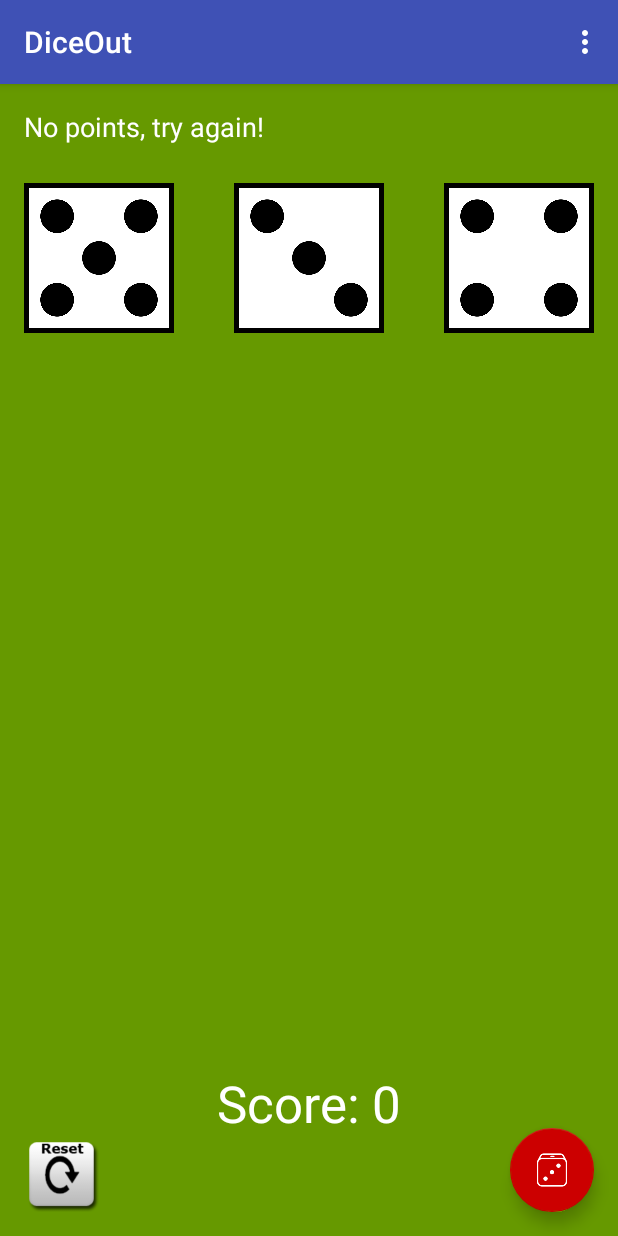
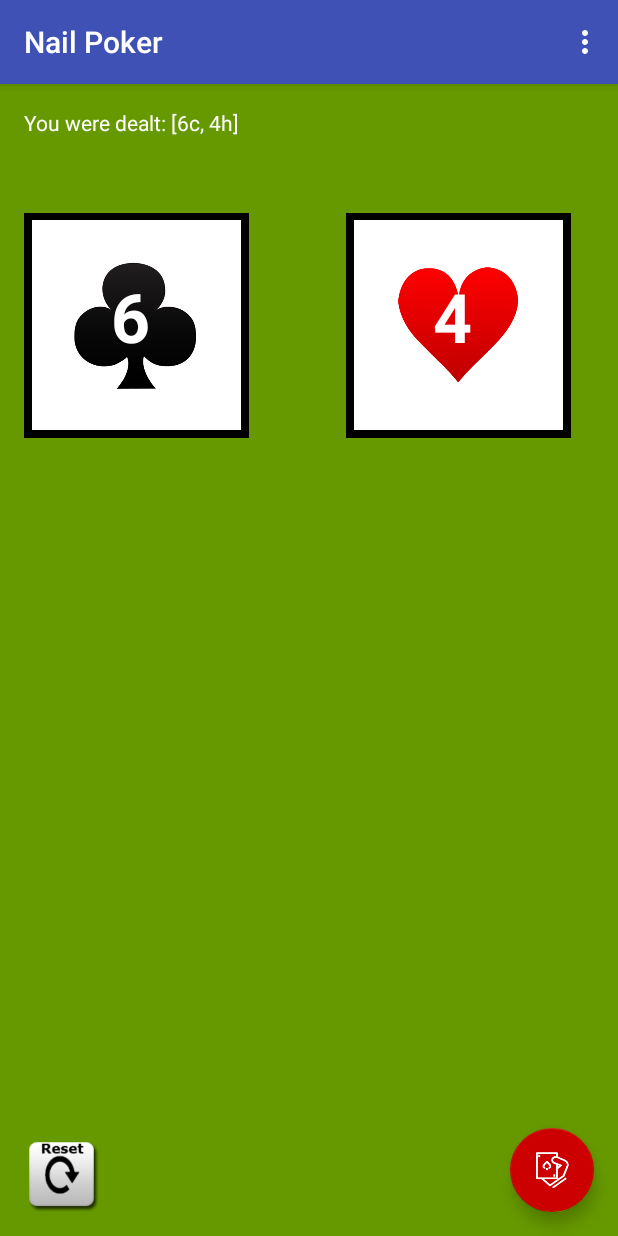
Before and after one commit to TheDeliBard/Nail_Poker, an Android app: the screen it shows after launch (MainActivity), after a tap on an icon or button, on a phone screen of 412 x 824 dp. Run offline under Robolectric (Android 15) with nearby library versions, the phone set to English and light mode, and no system bars; 1 other tap on this screen came first.

Commit message:
transition to poker

```diff
--- a/app/src/main/java/com/example/diceout/MainActivity.java
+++ b/app/src/main/java/com/example/diceout/MainActivity.java
@@ -18,12 +18,113 @@ import java.io.IOException;
 import java.io.InputStream;
 import java.util.ArrayList;
 import java.util.Random;
+import java.util.StringTokenizer;
+
+class pokerCard {
+     // basic class for a poker card
+     // value is 2-14 (14=ace, 13=king, 12=queen, 11=jack
+     private int val;
+     private int suit;
+    String[] valStr  = {"2","3","4","5","6","7","8","9","10","J","Q","K","A"};
+    String[] suitStr = {"c","s","h","d"};
+
+     public int getSuit() {
+         return suit;
+     }
+
+    public String getSuitStr() {
+        return(suitStr[suit-1]);
+    }
+    public String getValStr() {
+        return(valStr[val-2]);
+    }
+     public int getVal() {
+         return val;
+     }
+
+     public void setSuit(int suit) {
+         this.suit = suit;
+     }
+
+     public void setVal(int val) {
+         this.val = val;
+     }
+    public String toString()
+    {
+        return(valStr[val-2]+suitStr[suit-1]);
+    }
+ }
+class pokerHand{
+    private ArrayList<pokerCard> hand;
+
+    public pokerHand(pokerDeck d)
+    {
+        hand=new ArrayList<pokerCard>();
+        hand.add(d.getCard());
+        hand.add(d.getCard());
+    }
+
+    public ArrayList<pokerCard> getHand() {
+        return hand;
+    }
+
+    public String toString()
+    {
+        return(hand.get(0).toString()+" "+hand.get(1).toString());
+    }
+}
+
+class pokerDeck{
+    private ArrayList<pokerCard> deck;
+    public pokerDeck()
+    {
+        deck = new ArrayList<pokerCard>();
+        // create cards and put them in deck
+        for(int i=2; i<=14;i++)
+        {
+            for(int j=1; j<=4; j++)
+            {
+               pokerCard tmpCard=new pokerCard();
+                tmpCard.setVal(i);
+                tmpCard.setSuit(j);
+                deck.add(tmpCard);
+            }
+        }
+    }
+
+    public pokerCard getCard()
+    {
+        // get length of deck and generate random int
+        int deckSize = this.deck.size();
+        Random rand = new Random();
+        int cardInd = rand.nextInt(deckSize);
+
+        // get card in random position and remove it from deck
+        pokerCard tmpCard = this.deck.get(cardInd);
+        this.deck.remove(cardInd);
+
+        // return card
+        return(tmpCard);
+    }
+}
 
 public class MainActivity extends AppCompatActivity {
+
+    //poker decks
+    pokerDeck masterDeck;
+    pokerDeck currentDeck;
+
+    // poker hands, indices are players
+    ArrayList<pokerHand> handList;
+
+    //number of players
+    int numPlayers;
 
     // Field to hold the roll result text
     TextView rollResult;
     TextView scoreText;
+    TextView card1Text;
+    TextView card2Text;
 
     //field for reset button
     Button resetButton;
@@ -47,7 +148,7 @@ public class MainActivity extends AppCompatActivity {
 
 
     // make array list for them
-    ArrayList<ImageView> diceImageViews;
+    ArrayList<ImageView> cardImageViews;
 
     @Override
     // activates when activity runs
@@ -89,17 +190,82 @@ public class MainActivity extends AppCompatActivity {
         // create array list container for dice
         dice = new ArrayList<Integer>();
 
-        ImageView die1Image = (ImageView)findViewById(R.id.die1Image);
-        ImageView die2Image = (ImageView)findViewById(R.id.die2Image);
-        ImageView die3Image = (ImageView)findViewById(R.id.die3Image);
+        ImageView card1Image = (ImageView)findViewById(R.id.card1Image);
+        ImageView card2Image = (ImageView)findViewById(R.id.card2Image);
+        //ImageView die3Image = (ImageView)findViewById(R.id.die3Image);
 
-        diceImageViews = new ArrayList<ImageView>();
-        diceImageViews.add(die1Image);
-        diceImageViews.add(die2Image);
-        diceImageViews.add(die3Image);
+        cardImageViews = new ArrayList<ImageView>();
+        cardImageViews.add(card1Image);
+        cardImageViews.add(card2Image);
+        //diceImageViews.add(die3Image);
 
         // create greeting
         Toast.makeText(getApplicationContext(),"Welcome to DiceOut!",Toast.LENGTH_SHORT).show();
+
+        /// poker stuff here
+        masterDeck=new pokerDeck();
+        currentDeck=masterDeck;
+
+        card1Text = (TextView)findViewById(R.id.card1Text);
+        card2Text = (TextView)findViewById(R.id.card2Text);
+
+        handList = new ArrayList<pokerHand>();
+
+        // set number of players
+        numPlayers = 1;
+
+
+    }
+
+    public void getHands()
+    {
+        // for each player, create a new hand
+        for(int i=0; i<numPlayers;i++)
+        {
+            pokerHand tmpHand=new pokerHand(currentDeck);
+            handList.add(tmpHand);
+
+        }
+
+    }
+
+    public void displayHand(int playerID)
+    {
+        for(int j=0;j<2;j++)
+        {
+            String tmpSuit = handList.get(playerID).getHand().get(j).getSuitStr();
+            String tmpVal = handList.get(playerID).getHand().get(j).getValStr();
+            String fname =  tmpSuit + ".png";
+            if(j==0)
+            {
+                card1Text.setText(tmpVal);
+            }
+            else if(j==1)
+            {
+                card2Text.setText(tmpVal);
+            }
+            try
+            {
+                InputStream stream = getAssets().open(fname);
+                Drawable d = Drawable.createFromStream(stream,null);
+                cardImageViews.get(j).setImageDrawable(d);
+            }
+            catch(IOException e)
+            {
+                e.printStackTrace();
+            }
+
+        }
+    }
+
+    public void shuffleDeck()
+    {
+        // set the currentDeck to fresh deck
+        currentDeck=new pokerDeck();
+
+
+        // clear the player hands
+        handList.clear();
     }
 
     public void rollDice(View v)
@@ -108,7 +274,7 @@ public class MainActivity extends AppCompatActivity {
        rollResult.setText("Clicked "+numClicks+" Times!"); */
 
         // 0 - 6 + 1
-        die1 = rand.nextInt(6)+1;
+        /* die1 = rand.nextInt(6)+1;
         die2 = rand.nextInt(6)+1;
         die3 = rand.nextInt(6)+1;
 
@@ -116,9 +282,9 @@ public class MainActivity extends AppCompatActivity {
         dice.clear();
         dice.add(die1);
         dice.add(die2);
-        dice.add(die3);
+        dice.add(die3); */
 
-        for (int dieOfSet = 0; dieOfSet < 3; dieOfSet++)
+       /* for (int dieOfSet = 0; dieOfSet < 3; dieOfSet++)
         {
             String fname = "die_" + dice.get(dieOfSet) + ".png";
             try
@@ -131,14 +297,14 @@ public class MainActivity extends AppCompatActivity {
             {
                 e.printStackTrace();
             }
-        }
+        } */
 
         // general rules
         // 100 * value of triples
         // 50 for doubles
         // build message
         String msg;
-        scoreDelta =0;
+     /*   scoreDelta =0;
         if (die1 == die2 && die1 == die3)
         {
             // trips
@@ -154,14 +320,25 @@ public class MainActivity extends AppCompatActivity {
         {
             msg = "No points, try again!";
         }
+        */
 
-        //update app to display result
-        rollResult.setText(msg);
-        score = score + scoreDelta;
-        scoreText.setText("Score: "+score);
+       // score = score + scoreDelta;
+       // scoreText.setText("Score: "+score);
 /*
         String randomValue = "Number Generated: " + num;
         Toast.makeText(getApplicationContext(),randomValue,Toast.LENGTH_SHORT).show(); */
+
+
+        // poker stuff here
+        // generate hands, print hand, shuffle
+        getHands();
+        displayHand(0);
+        msg = "You were dealt: " + handList.get(0).getHand().toString();
+        //update app to display result
+        rollResult.setText(msg);
+       // scoreText.setText(handList.get(0).toString());
+
+        shuffleDeck();
 
     }
 
@@ -169,11 +346,11 @@ public class MainActivity extends AppCompatActivity {
     {
         // set score to 0
         score = 0;
-        scoreText.setText("Score: 0");
+        scoreText.setText("");
         rollResult.setText("Let's Play!");
 
         // get initial dice state
-        String fname = "die_1.png";
+       /* String fname = "die_1.png";
         try {
             InputStream stream = getAssets().open(fname);
 
@@ -183,7 +360,36 @@ public class MainActivity extends AppCompatActivity {
             diceImageViews.get(1).setImageDrawable(d);
             diceImageViews.get(2).setImageDrawable(d);
         }
-        catch(IOException e){e.printStackTrace();}
+        catch(IOException e){e.printStackTrace();} */
+
+        for(int j=0;j<2;j++)
+        {
+            String tmpSuit = "d";
+            String tmpVal = "A";
+            String fname =  tmpSuit + ".png";
+            if(j==0)
+            {
+                card1Text.setText(tmpVal);
+            }
+            else if(j==1)
+            {
+                card2Text.setText(tmpVal);
+            }
+            try
+            {
+                InputStream stream = getAssets().open(fname);
+                Drawable d = Drawable.createFromStream(stream,null);
+                cardImageViews.get(j).setImageDrawable(d);
+            }
+            catch(IOException e)
+            {
+                e.printStackTrace();
+            }
+
+        }
+
+        // poker stuff
+        shuffleDeck();
 
     }
     @Override
--- a/app/src/main/res/layout/activity_main.xml
+++ b/app/src/main/res/layout/activity_main.xml
@@ -29,7 +29,7 @@
         android:layout_height="wrap_content"
         android:layout_gravity="bottom|end"
         android:layout_margin="@dimen/fab_margin"
-        app:srcCompat="@drawable/dice_100px"
+        app:srcCompat="@drawable/hand_100px"
         app:backgroundTint="@android:color/holo_red_dark" />
 
 </android.support.design.widget.CoordinatorLayout>
--- a/app/src/main/res/layout/content_main.xml
+++ b/app/src/main/res/layout/content_main.xml
@@ -17,39 +17,22 @@
     <TextView
         android:layout_width="wrap_content"
         android:layout_height="wrap_content"
-        android:text="Let's Play!"
+        android:text="@string/letsPlay"
         android:id="@+id/rollResult"
         android:textAppearance="@style/TextAppearance.AppCompat"
         android:textColor="@android:color/white"
-        android:textSize="18sp" />
+        android:textSize="14sp" />
 
     <ImageView
-        android:layout_width="100dp"
-        android:layout_height="100dp"
-        android:id="@+id/die1Image"
+        android:layout_width="150dp"
+        android:layout_height="200dp"
+        android:id="@+id/card1Image"
         android:layout_below="@id/rollResult"
         android:layout_marginTop="25dp"
         android:layout_alignParentLeft="true"
-        android:src="@drawable/die_1"
+        android:src="@drawable/d"
         />
-    <ImageView
-        android:layout_width="100dp"
-        android:layout_height="100dp"
-        android:id="@+id/die2Image"
-        android:layout_below="@id/rollResult"
-        android:layout_marginTop="25dp"
-        android:layout_centerHorizontal="true"
-        android:src="@drawable/die_1"
-        />
-    <ImageView
-        android:layout_width="100dp"
-        android:layout_height="100dp"
-        android:id="@+id/die3Image"
-        android:layout_below="@id/rollResult"
-        android:layout_marginTop="25dp"
-        android:layout_alignParentRight="true"
-        android:src="@drawable/die_1"
-        />
+
     <TextView
         android:id="@+id/scoreText"
         android:layout_width="wrap_content"
@@ -57,7 +40,7 @@
         android:layout_alignParentBottom="true"
         android:layout_centerHorizontal="true"
         android:layout_marginBottom="50dp"
-        android:text="Score: 0"
+        android:text=""
         android:textAppearance="@style/TextAppearance.AppCompat.Display1"
         android:textColor="@android:color/white" />
 
@@ -73,4 +56,39 @@
         android:background="@drawable/reset"
         tools:elevation="9dp" />
 
+    <ImageView
+        android:layout_width="150dp"
+        android:layout_height="200dp"
+        android:id="@+id/card2Image"
+        android:src="@drawable/d"
+        android:layout_alignTop="@+id/card1Image"
+        android:layout_alignParentRight="true"
+        android:layout_alignParentEnd="true"
+        android:layout_marginRight="15dp"
+        android:layout_marginEnd="15dp" />
+
+    <TextView
+        android:id="@+id/card1Text"
+        android:text="A"
+        android:layout_width="wrap_content"
+        android:layout_height="wrap_content"
+        android:layout_alignBottom="@+id/card1Image"
+        android:layout_marginBottom="75dp"
+        android:layout_marginLeft="58dp"
+        android:textAppearance="@style/TextAppearance.AppCompat.Display2"
+        android:textStyle="normal|bold"
+        android:textColor="@android:color/white" />
+    <TextView
+        android:id="@+id/card2Text"
+        android:text="A"
+        android:layout_width="wrap_content"
+        android:layout_height="wrap_content"
+        android:layout_alignBottom="@+id/card2Image"
+        android:layout_alignLeft="@+id/card2Image"
+        android:layout_marginBottom="75dp"
+        android:layout_marginLeft="58dp"
+        android:textAppearance="@style/TextAppearance.AppCompat.Display2"
+        android:textStyle="normal|bold"
+        android:textColor="@android:color/white" />
+
 </RelativeLayout>
--- a/app/src/main/res/values/strings.xml
+++ b/app/src/main/res/values/strings.xml
@@ -1,4 +1,5 @@
 <resources>
-    <string name="app_name">DiceOut</string>
+    <string name="app_name">Nail Poker</string>
+    <string name="letsPlay">Let\'s Play!</string>
     <string name="action_settings">Settings</string>
 </resources>
```
Also changed, not shown: app/src/main/assets/c.png (added), app/src/main/assets/d.png (added), app/src/main/assets/h.png (added), app/src/main/assets/s.png (added), app/src/main/res/drawable/d.png (added), app/src/main/res/drawable/hand_100px.png (added).
